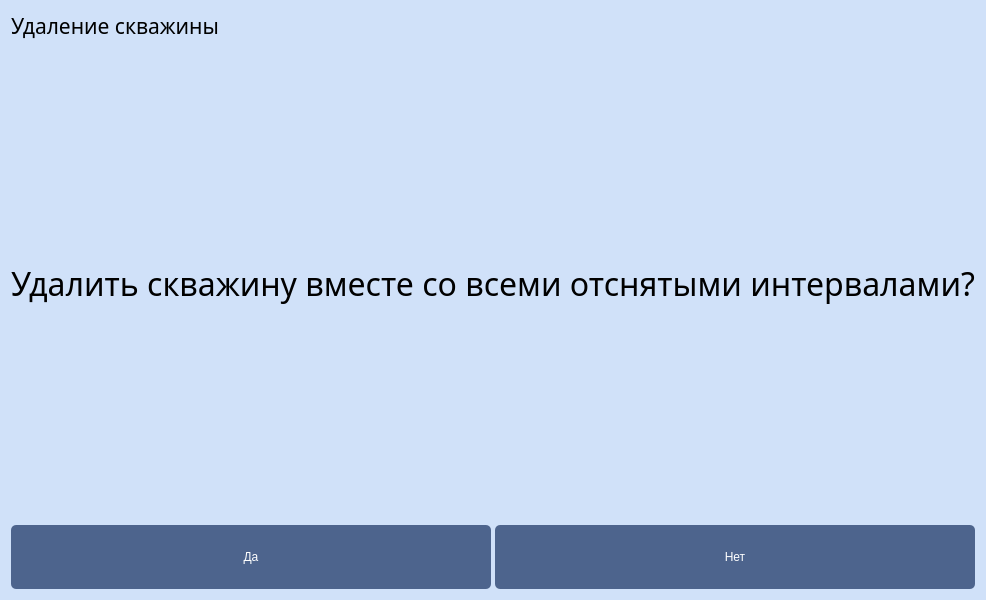
The window that resources/ui/DeleteWellForm.ui (StellarCampfire/GeoPhoto) describes before a commit, drawn with Qt 5.
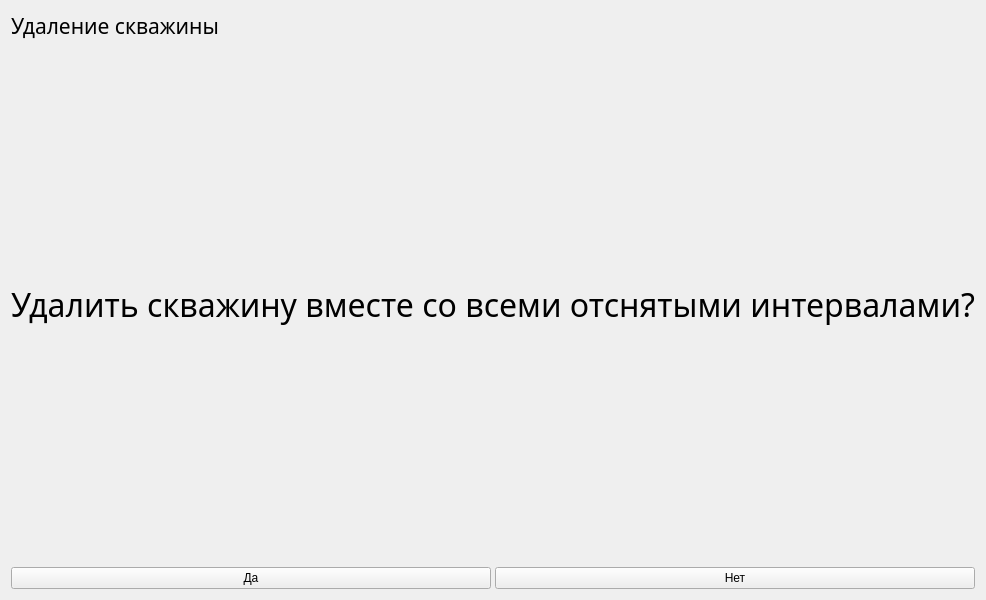
The same window after the commit.

The edit to the form file:
```diff
--- a/resources/ui/DeleteWellForm.ui
+++ b/resources/ui/DeleteWellForm.ui
@@ -14,29 +14,7 @@
    <string>Form</string>
   </property>
   <property name="styleSheet">
-   <string notr="true">QWidget {
-    background-color: rgb(208, 225, 249);
-}
-
-QPushButton {
-    background-color: rgb(77, 100, 141);
-
-    color: white;
-    border-radius: 5px;
-	padding: 25;
-	font: 57 18pt &quot;Sono Medium&quot;;
-}
-
-QPushButton:focus {
-    background-color: rgb(40, 54, 85);
-
-    color: white;
-    border-radius: 5px;
-	padding: 25;
-	font: 57 18pt &quot;Sono Medium&quot;;
-}
-
-</string>
+   <string notr="true"/>
   </property>
   <layout class="QVBoxLayout" name="verticalLayout" stretch="0,0,0,0,0">
    <item>
```
